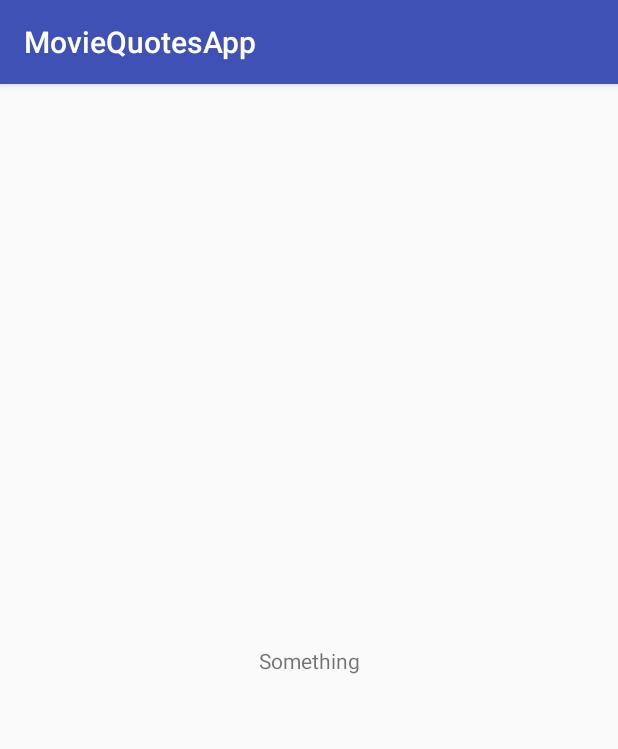
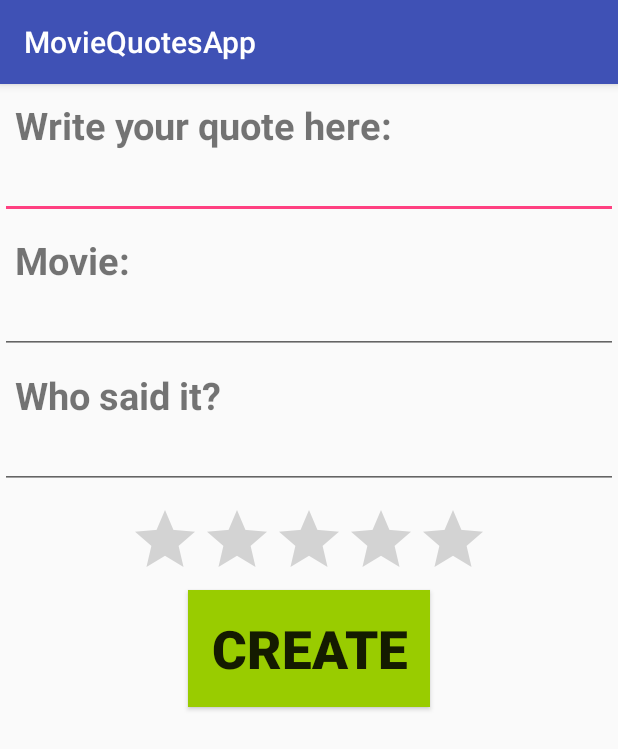
Before and after one commit to Mihail-Iliev13/MovieQuotesApp, an Android app: the screen it shows after launch (MainActivity before the commit, CreateQuoteActivity after it), on a phone screen of 412 x 824 dp. Shown: the top 749 px of the screen. Run offline under Robolectric (Android 15) with nearby library versions, the phone set to English and light mode, and no system bars; our stand-ins replace ButterKnife; Roboto replaces fonts that are not available here.

Commit message:
added CreateQuoteActivity with working fragment

```diff
--- a/app/build.gradle
+++ b/app/build.gradle
@@ -15,6 +15,10 @@ android {
             minifyEnabled false
             proguardFiles getDefaultProguardFile('proguard-android.txt'), 'proguard-rules.pro'
         }
+    }
+    compileOptions {
+        targetCompatibility 1.8
+        sourceCompatibility 1.8
     }
 }
 
--- a/app/src/main/AndroidManifest.xml
+++ b/app/src/main/AndroidManifest.xml
@@ -9,7 +9,7 @@
         android:roundIcon="@mipmap/ic_launcher_round"
         android:supportsRtl="true"
         android:theme="@style/AppTheme">
-        <activity android:name=".MainActivity">
+        <activity android:name=".views.activities.CreateQuoteActivity">
             <intent-filter>
                 <action android:name="android.intent.action.MAIN" />
 
@@ -20,8 +20,6 @@
         <meta-data
             android:name="preloaded_fonts"
             android:resource="@array/preloaded_fonts" />
-
-        <activity android:name=".views.activities.CreateQuoteActivity"></activity>
     </application>
 
 </manifest>
--- /dev/null
+++ b/app/src/main/java/com/example/mihai/moviequotesapp/services/base/QuoteService.java
@@ -0,0 +1,18 @@
+package com.example.mihai.moviequotesapp.services.base;
+
+import com.example.mihai.moviequotesapp.models.Quote;
+
+import java.io.IOException;
+import java.util.List;
+
+public interface QuoteService {
+
+    List<Quote> getAll() throws IOException;
+
+    void createQuote(Quote quote) throws IOException;
+
+    void updateQuote(Quote quote) throws IOException;
+
+    void deleteQuote(Quote quote) throws IOException;
+
+}
--- a/app/src/main/java/com/example/mihai/moviequotesapp/views/activities/CreateQuoteActivity.java
+++ b/app/src/main/java/com/example/mihai/moviequotesapp/views/activities/CreateQuoteActivity.java
@@ -4,12 +4,28 @@ import android.os.Bundle;
 import android.support.v7.app.AppCompatActivity;
 
 import com.example.mihai.moviequotesapp.R;
+import com.example.mihai.moviequotesapp.views.contracts.GenerateQuoteContracts;
+import com.example.mihai.moviequotesapp.views.fragments.GenerateQuoteFragment;
+import com.example.mihai.moviequotesapp.views.presenters.CreateQuotePresenter;
 
 public class CreateQuoteActivity extends AppCompatActivity {
+
+    GenerateQuoteFragment mGenerateQuoteFragment;
+    GenerateQuoteContracts.Presenter mPresenter;
 
     @Override
     protected void onCreate(Bundle savedInstanceState) {
         super.onCreate(savedInstanceState);
         setContentView(R.layout.activity_create_quote);
+
+        mGenerateQuoteFragment = GenerateQuoteFragment.newInstance();
+        mPresenter = new CreateQuotePresenter();
+        mPresenter.setView(mGenerateQuoteFragment);
+        mGenerateQuoteFragment.setPresenter(mPresenter);
+
+        getSupportFragmentManager()
+                .beginTransaction()
+                .replace(R.id.content, mGenerateQuoteFragment)
+                .commit();
     }
 }
--- /dev/null
+++ b/app/src/main/java/com/example/mihai/moviequotesapp/views/contracts/GenerateQuoteContracts.java
@@ -0,0 +1,26 @@
+package com.example.mihai.moviequotesapp.views.contracts;
+
+import com.example.mihai.moviequotesapp.models.Quote;
+
+import java.io.IOException;
+
+public interface GenerateQuoteContracts {
+
+    interface View {
+
+        void setPresenter(Presenter mPresenter);
+        void showToast(Quote quote);
+        String getQuoteBody();
+        String getQuoteMovie();
+        String getQuotedCharacter();
+        float getRating();
+    }
+
+    interface Presenter {
+
+        void generateQuote() throws IOException;
+
+        void setView(View view);
+    }
+
+}
--- /dev/null
+++ b/app/src/main/java/com/example/mihai/moviequotesapp/views/fragments/GenerateQuoteFragment.java
@@ -0,0 +1,94 @@
+package com.example.mihai.moviequotesapp.views.fragments;
+
+
+import android.os.Bundle;
+import android.support.v4.app.Fragment;
+import android.view.LayoutInflater;
+import android.view.View;
+import android.view.ViewGroup;
+import android.widget.Button;
+import android.widget.EditText;
+import android.widget.RatingBar;
+
+import com.example.mihai.moviequotesapp.R;
+import com.example.mihai.moviequotesapp.models.Quote;
+import com.example.mihai.moviequotesapp.views.contracts.GenerateQuoteContracts;
+
+import java.io.IOException;
+
+import butterknife.BindView;
+import butterknife.ButterKnife;
+
+public class GenerateQuoteFragment extends Fragment implements GenerateQuoteContracts.View{
+
+    @BindView(R.id.et_quote_text)
+    EditText mQuoteText;
+    @BindView(R.id.et_movie)
+    EditText mMovie;
+    @BindView(R.id.et_character)
+    EditText mQuotedCharacter;
+    @BindView(R.id.rb_rating)
+    RatingBar mQuoteRating;
+    @BindView(R.id.btn_button)
+    Button mButton;
+
+    private GenerateQuoteContracts.Presenter mPresenter;
+
+    public GenerateQuoteFragment() {
+        // Required empty public constructor
+    }
+
+
+    @Override
+    public View onCreateView(LayoutInflater inflater, ViewGroup container,
+                             Bundle savedInstanceState) {
+
+        View view =  inflater.inflate(R.layout.fragment_create_quote, container, false);
+        ButterKnife.bind(this, view);
+
+        mButton.setOnClickListener(button -> {
+            try {
+                mPresenter.generateQuote();
+            } catch (IOException e) {
+                e.printStackTrace();
+            }
+        });
+
+        return view;
+    }
+
+    @Override
+    public void setPresenter(GenerateQuoteContracts.Presenter mPresenter) {
+        this.mPresenter = mPresenter;
+    }
+
+    @Override
+    public void showToast(Quote quote) {
+
+    }
+
+    @Override
+    public String getQuoteBody() {
+        return mQuoteText.getText().toString();
+    }
+
+    @Override
+    public String getQuoteMovie() {
+        return mMovie.getText().toString();
+    }
+
+    @Override
+    public String getQuotedCharacter() {
+        return mQuotedCharacter.getText().toString();
+    }
+
+    @Override
+    public float getRating() {
+        return mQuoteRating.getRating();
+    }
+
+
+    public static GenerateQuoteFragment newInstance() {
+        return new GenerateQuoteFragment();
+    }
+}
--- /dev/null
+++ b/app/src/main/java/com/example/mihai/moviequotesapp/views/presenters/CreateQuotePresenter.java
@@ -0,0 +1,29 @@
+package com.example.mihai.moviequotesapp.views.presenters;
+
+import com.example.mihai.moviequotesapp.models.Quote;
+import com.example.mihai.moviequotesapp.services.base.QuoteService;
+import com.example.mihai.moviequotesapp.views.contracts.GenerateQuoteContracts;
+
+import java.io.IOException;
+
+public class CreateQuotePresenter implements GenerateQuoteContracts.Presenter {
+
+    GenerateQuoteContracts.View mView;
+    QuoteService mService;
+
+    @Override
+    public void generateQuote() throws IOException {
+        String quoteText = mView.getQuoteBody();
+        String quoteMovie = mView.getQuoteMovie();
+        String quotedCharacter = mView.getQuotedCharacter();
+        float quoteRating = mView.getRating();
+
+        Quote newQuote = new Quote(quoteText, quoteMovie, quotedCharacter, quoteRating);
+        mService.createQuote(newQuote);
+    }
+
+    @Override
+    public void setView(GenerateQuoteContracts.View view) {
+       this.mView = view;
+    }
+}
--- a/app/src/main/res/layout/activity_create_quote.xml
+++ b/app/src/main/res/layout/activity_create_quote.xml
@@ -6,4 +6,9 @@
     android:layout_height="match_parent"
     tools:context=".views.activities.CreateQuoteActivity">
 
+    <FrameLayout
+        android:id="@+id/content"
+        android:layout_width="match_parent"
+        android:layout_height="match_parent" />
+
 </android.support.constraint.ConstraintLayout>
--- a/app/src/main/res/layout/fragment_create_quote.xml
+++ b/app/src/main/res/layout/fragment_create_quote.xml
@@ -3,7 +3,7 @@
     xmlns:tools="http://schemas.android.com/tools"
     android:layout_width="match_parent"
     android:layout_height="match_parent"
-    tools:context=".views.fragments.CreateQuoteFragment">
+    tools:context=".views.fragments.GenerateQuoteFragment">
 
  <RelativeLayout
      android:layout_width="match_parent"
@@ -12,7 +12,13 @@
      <TextView
          android:id="@+id/tv_quote_text"
          android:layout_width="match_parent"
-         android:layout_height="wrap_content" />
+         android:layout_height="wrap_content"
+         android:text="@string/write_your_quote_here"
+         android:textSize="25sp"
+         android:textStyle="bold"
+         android:paddingLeft="10dp"
+         android:paddingTop="10dp"
+         />
 
      <EditText
          android:id="@+id/et_quote_text"
@@ -26,6 +32,11 @@
          android:layout_width="match_parent"
          android:layout_height="wrap_content"
          android:layout_below="@id/et_quote_text"
+         android:text="@string/movie"
+         android:textSize="25sp"
+         android:textStyle="bold"
+         android:paddingLeft="10dp"
+         android:paddingTop="10dp"
          />
 
      <EditText
@@ -40,6 +51,11 @@
          android:layout_width="match_parent"
          android:layout_height="wrap_content"
          android:layout_below="@id/et_movie"
+         android:text="@string/who_said_it"
+         android:textSize="25sp"
+         android:textStyle="bold"
+         android:paddingLeft="10dp"
+         android:paddingTop="10dp"
          />
 
      <EditText
@@ -52,17 +68,26 @@
      <RatingBar
          android:id="@+id/rb_rating"
          android:layout_centerInParent="true"
-         android:layout_width="match_parent"
+         android:layout_width="wrap_content"
          android:layout_height="wrap_content"
          android:layout_below="@id/et_character"
+         android:numStars="5"
+
+         android:paddingTop="10dp"
          />
 
      <Button
          android:id="@+id/btn_button"
-         android:gravity="center"
+         android:layout_centerInParent="true"
          android:layout_width="wrap_content"
          android:layout_height="wrap_content"
          android:layout_below="@id/rb_rating"
+         android:text="@string/create"
+         android:textSize="35sp"
+         android:textStyle="bold"
+         android:background="@android:color/holo_green_light"
+         android:padding="15dp"
+         android:paddingTop="30dp"
          />
 
  </RelativeLayout>
--- a/app/src/main/res/values/strings.xml
+++ b/app/src/main/res/values/strings.xml
@@ -3,4 +3,8 @@
 
     <!-- TODO: Remove or change this placeholder text -->
     <string name="hello_blank_fragment">Hello blank fragment</string>
+    <string name="write_your_quote_here">Write your quote here:</string>
+    <string name="movie">Movie:</string>
+    <string name="who_said_it">Who said it?</string>
+    <string name="create">Create</string>
 </resources>
```
Also changed, not shown: app/src/main/java/com/example/mihai/moviequotesapp/models/Quote.java (+8 -4 lines), app/src/main/java/com/example/mihai/moviequotesapp/services/HttpService.java (added, +35 -0 lines), app/src/main/java/com/example/mihai/moviequotesapp/views/fragments/CreateQuoteFragment.java (deleted, +0 -43 lines).
